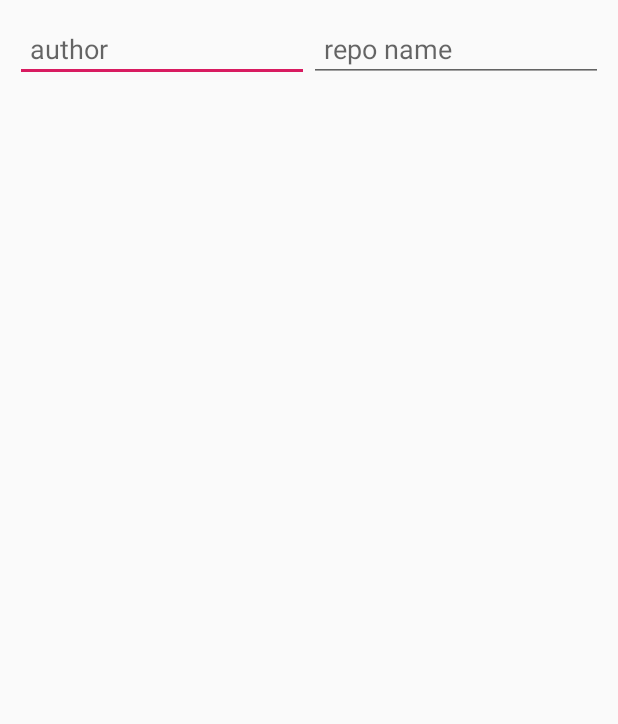
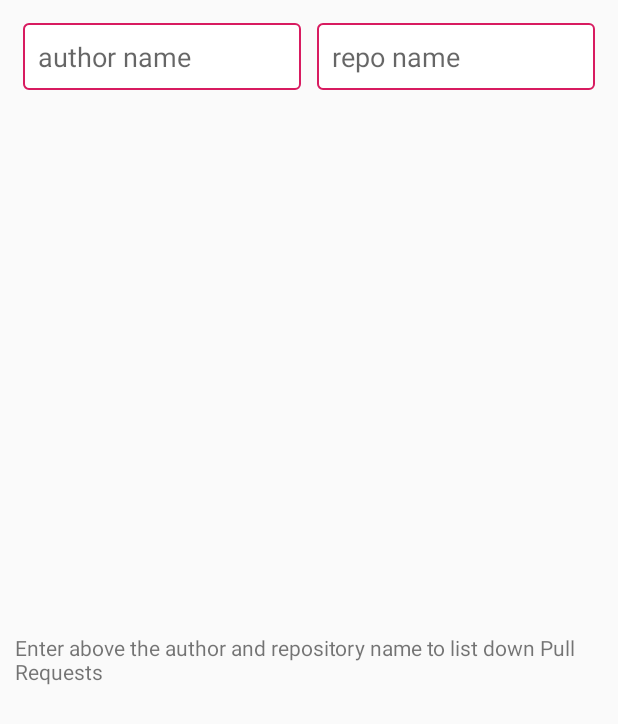
Before and after one commit to girish3/openPR, an Android app: the layout activity_main.xml on its own in the app's theme, with its tools: preview values and no code run, on a phone screen of 412 x 824 dp. Shown: the top 724 px of the screen. Run offline under Robolectric (Android 15) with nearby library versions, the phone set to English and light mode, and no system bars.

```diff
--- /dev/null
+++ b/app/src/main/res/drawable/editext_border.xml
@@ -0,0 +1,13 @@
+<?xml version="1.0" encoding="utf-8"?>
+<shape xmlns:android="http://schemas.android.com/apk/res/android">
+
+    <!-- Background Color -->
+    <solid android:color="#ffffff" />
+
+    <!-- Border Color -->
+    <stroke android:width="1dp" android:color="@color/colorAccent" />
+
+    <!-- Round Corners -->
+    <corners android:radius="3dp" />
+
+</shape>
--- a/app/src/main/res/layout/activity_main.xml
+++ b/app/src/main/res/layout/activity_main.xml
@@ -6,7 +6,7 @@
         android:layout_height="match_parent"
         android:orientation="vertical"
         android:layout_margin="10dp"
-        tools:context=".MainActivity">
+        tools:context=".view.MainActivity">
 
     <LinearLayout
         android:layout_width="match_parent"
@@ -18,9 +18,11 @@
                 android:layout_width="0dp"
                 android:layout_weight="1"
                 android:layout_height="wrap_content"
-                android:hint="author"
+                android:hint="@string/author_name_hint"
                 android:imeOptions="actionSearch"
                 android:inputType="textNoSuggestions"
+                android:background="@drawable/editext_border"
+                android:layout_margin="5dp"
                 android:padding="10dp"/>
 
         <EditText
@@ -28,8 +30,10 @@
                 android:layout_width="0dp"
                 android:layout_weight="1"
                 android:layout_height="wrap_content"
-                android:hint="repo name"
+                android:hint="@string/repo_name_hint"
                 android:imeOptions="actionSearch"
+                android:background="@drawable/editext_border"
+                android:layout_margin="5dp"
                 android:inputType="textNoSuggestions"
                 android:padding="10dp"/>
 
@@ -39,6 +43,13 @@
         android:id="@+id/data_container"
         android:layout_width="match_parent"
         android:layout_height="match_parent">
+
+        <TextView
+            android:id="@+id/startView"
+            android:layout_width="wrap_content"
+            android:layout_height="wrap_content"
+            android:layout_gravity="center"
+            android:text="@string/start_view_text"/>
 
         <androidx.recyclerview.widget.RecyclerView
             android:id="@+id/prRecyclerView"
@@ -58,7 +69,7 @@
             android:layout_width="wrap_content"
             android:layout_height="wrap_content"
             android:layout_gravity="center"
-            android:text="There are no active pull request"
+            android:text="@string/empty_view_text"
             android:visibility="gone"/>
 
         <ProgressBar
--- a/app/src/main/res/values/strings.xml
+++ b/app/src/main/res/values/strings.xml
@@ -1,3 +1,9 @@
 <resources>
     <string name="app_name">Open PR</string>
+    <string name="info_text">%1$s opened by %2$s</string>
+    <string name="empty_view_text">There are no active pull request</string>
+    <string name="start_view_text">Enter above the author and repository name to list down Pull Requests</string>
+    <string name="author_name_hint">author name</string>
+    <string name="repo_name_hint">repo name</string>
+
 </resources>
```
Also changed, not shown: app/src/main/java/com/girish/openpr/view/DataBindingAdapter.kt (added, +22 -0 lines), app/src/main/java/com/girish/openpr/view/DataBindingViewHolder.kt (added, +25 -0 lines), app/src/main/java/com/girish/openpr/view/PRListAdapter.kt (+4 -16 lines), app/src/main/res/layout/pr_list_item.xml (+14 -4 lines).
